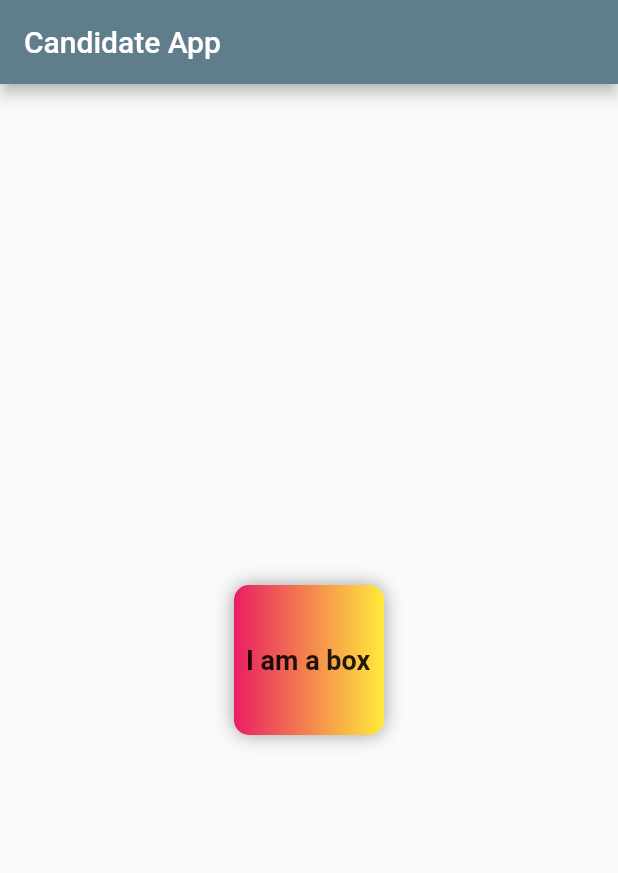
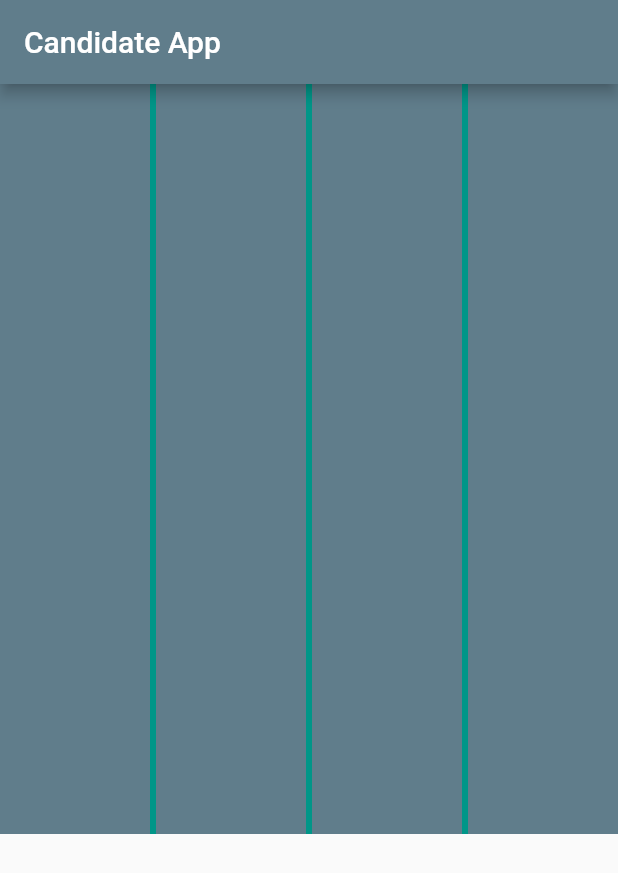
Before and after one commit to MathibelaD/flutter_application_1, a Flutter app: the screen it shows after launch, on a phone screen of 412 x 824 dp. Shown: the top 873 px of the screen. Run offline on Flutter 3.47's test engine with Material 2 defaults, Android fonts, the phone set to English and light mode, and no system bars.

Commit message:
#containers_CH2

```diff
--- a/lib/main.dart
+++ b/lib/main.dart
@@ -14,7 +14,7 @@ void main() {
 
 //StatelessWidget : means it will never change
 class HomePage extends StatelessWidget {
-  const HomePage({ Key? key }) : super(key: key);
+  const HomePage({Key? key}) : super(key: key);
 
   @override
   Widget build(BuildContext context) {
@@ -22,31 +22,42 @@ class HomePage extends StatelessWidget {
         appBar: AppBar(
           title: Text("Candidate App"),
         ),
-      body: Center(
-        child: Container(
+        body: Container(
+          height: 500,
+          color: Colors.teal,
+          child: Row(
+            mainAxisAlignment: MainAxisAlignment.spaceBetween,
+            crossAxisAlignment: CrossAxisAlignment.stretch,
+            children: <Widget>[
+            Container(
           padding: const EdgeInsets.all(8),
           width: 100,
           height: 100,
+          color: Colors.blueGrey,
           alignment: Alignment.centerLeft,
-            decoration: BoxDecoration(
+            ),
+             Container(
+          padding: const EdgeInsets.all(8),
+          width: 100,
+          height: 100,
           color: Colors.blueGrey,
-              borderRadius: BorderRadius.circular(10),
-              gradient: LinearGradient(colors: [
-                Colors.pink,
-                Colors.yellow,
-              ]),
-              boxShadow: [
-                BoxShadow(
-                  color: Colors.grey,
-                  blurRadius: 10,
+          alignment: Alignment.centerLeft,
+            ),
+             Container(
+          padding: const EdgeInsets.all(8),
+          width: 100,
+          height: 100,
+          color: Colors.blueGrey,
+          alignment: Alignment.centerLeft,
+            ),
+             Container(
+          padding: const EdgeInsets.all(8),
+          width: 100,
+          height: 100,
+          color: Colors.blueGrey,
+          alignment: Alignment.centerLeft,
             ),
           ]),
-            child: Text("I am a box",style: TextStyle(
-              fontSize: 18,
-              fontWeight: FontWeight.bold,
-            ),),
-          ),
-      ),
-    );
+        ));
   }
 }
```
Lines whose indentation alone changed are shown as unchanged.
